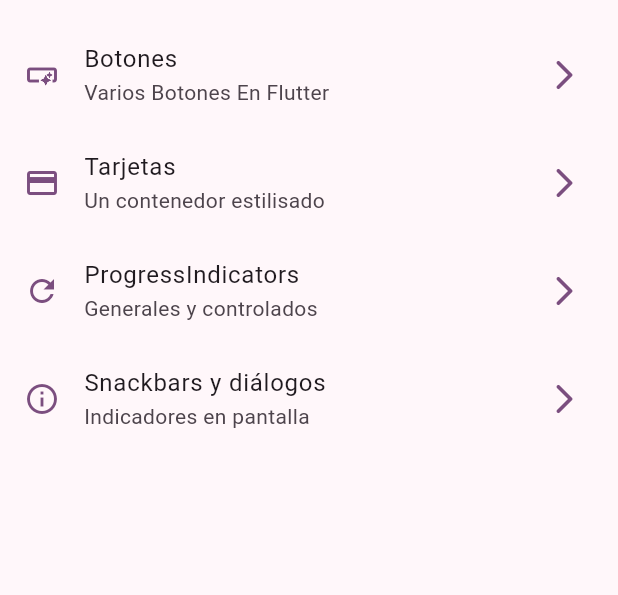
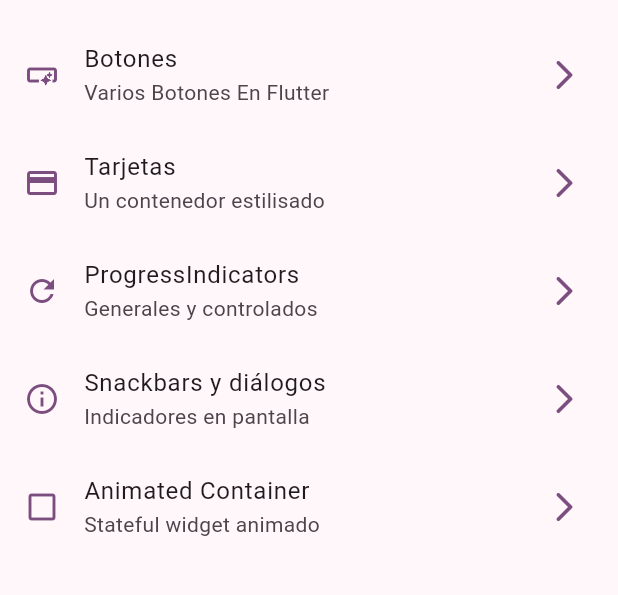
Before and after one commit to AleXx815/widgets_app, a Flutter app: the screen it shows after launch, on a phone screen of 412 x 824 dp, the part 63-658 px from its top. Run offline on Flutter 3.47's test engine with Material 2 defaults, Android fonts, the phone set to English and light mode, and no system bars; our stand-ins replace go_router.

Commit message:
animated container terminado

```diff
--- a/lib/config/menu/menu_items.dart
+++ b/lib/config/menu/menu_items.dart
@@ -39,4 +39,10 @@ const appMenuItems = <MenuItem>[
     link: "/snackbars",
     icon: Icons.info_outline,
   ),
+  MenuItem(
+    title: "Animated Container",
+    subTitle: "Stateful widget animado",
+    link: "/animated",
+    icon: Icons.check_box_outline_blank,
+  ),
 ];
--- a/lib/config/router/app_router.dart
+++ b/lib/config/router/app_router.dart
@@ -29,5 +29,10 @@ final appRouter = GoRouter(
       name: SnackbarScreen.name,
       builder: (context, state) => const SnackbarScreen(),
     ),
+    GoRoute(
+      path: "/animated",
+      name: AnimatedScreen.name,
+      builder: (context, state) => const AnimatedScreen(),
+    ),
   ],
 );
```
Also changed, not shown: lib/presentation/screens/animated/animated_screen.dart (+50 -2 lines).
